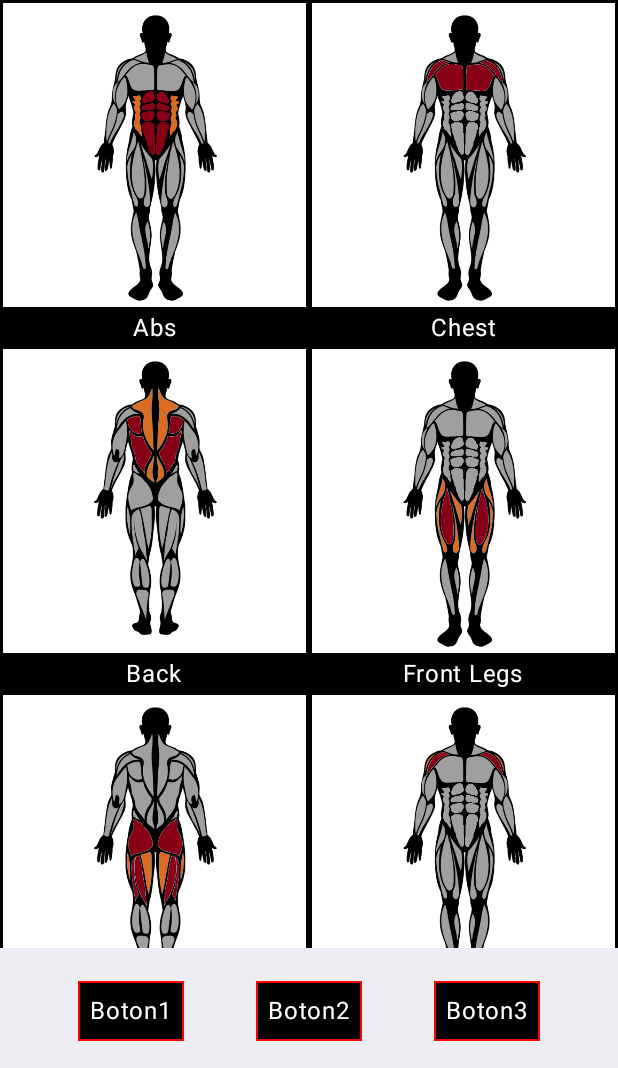
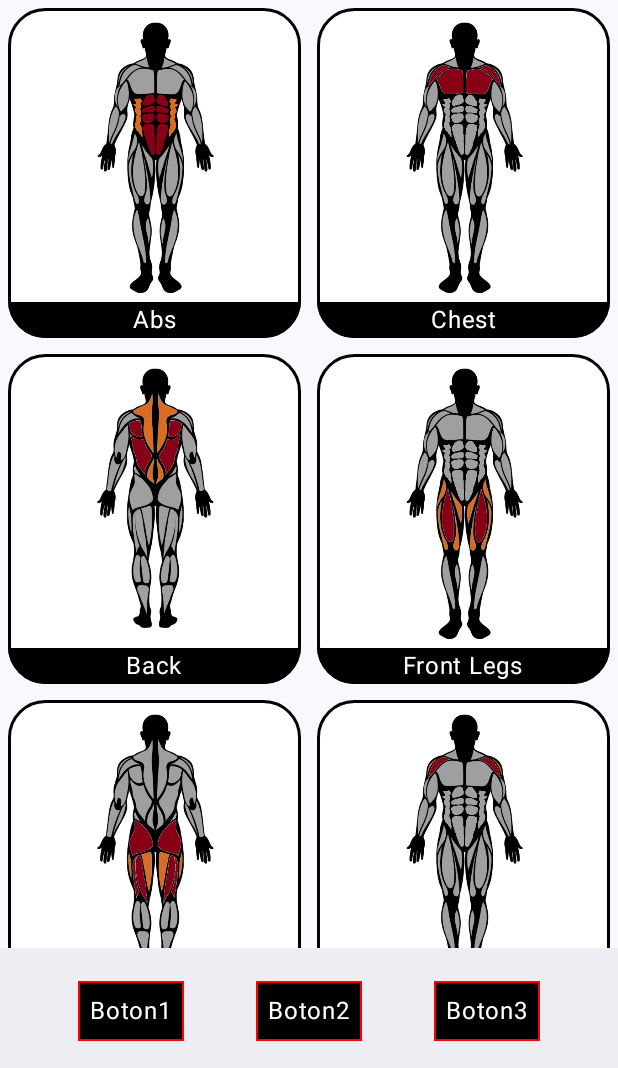
Before and after one commit to Iagofdez99/FitTrack, an Android app built with Jetpack Compose: the screen it shows after launch (MainActivity), on a phone screen of 412 x 824 dp, the part 168-1236 px from its top. Run offline under Robolectric (Android 15) with nearby library versions, the phone set to English and light mode, and no system bars.

Commit message:
Cards&More

```diff
--- a/app/build.gradle.kts
+++ b/app/build.gradle.kts
@@ -66,4 +66,6 @@ dependencies {
     androidTestImplementation("androidx.compose.ui:ui-test-junit4")
     debugImplementation("androidx.compose.ui:ui-tooling")
     debugImplementation("androidx.compose.ui:ui-test-manifest")
+
+    implementation("androidx.navigation:navigation-compose:2.5.3")
 }
--- a/app/src/main/java/com/iagofdezperez/fittrack/MainActivity.kt
+++ b/app/src/main/java/com/iagofdezperez/fittrack/MainActivity.kt
@@ -3,7 +3,11 @@ package com.iagofdezperez.fittrack
 import android.os.Bundle
 import androidx.activity.ComponentActivity
 import androidx.activity.compose.setContent
-import com.iagofdezperez.fittrack.ui.MainScreen
+import androidx.navigation.compose.NavHost
+import androidx.navigation.compose.composable
+import androidx.navigation.compose.rememberNavController
+import com.iagofdezperez.fittrack.ui.screens.details.DetailScreen
+import com.iagofdezperez.fittrack.ui.screens.main.MainScreen
 import com.iagofdezperez.fittrack.ui.theme.FitTrackTheme
 
 class MainActivity : ComponentActivity() {
@@ -11,7 +15,16 @@ class MainActivity : ComponentActivity() {
         super.onCreate(savedInstanceState)
         setContent {
             FitTrackTheme {
-                MainScreen()
+                val navController = rememberNavController()
+
+                NavHost(navController = navController,startDestination = "main"){
+                    composable("main"){
+                        MainScreen()
+                    }
+                    composable("detail"){
+                        DetailScreen()
+                    }
+                }
             }
         }
     }
--- a/app/src/main/java/com/iagofdezperez/fittrack/ui/WorkoutScreen.kt
+++ b/app/src/main/java/com/iagofdezperez/fittrack/ui/WorkoutScreen.kt
@@ -1,6 +1,7 @@
 package com.iagofdezperez.fittrack.ui
 
 import androidx.annotation.DrawableRes
+import androidx.compose.foundation.BorderStroke
 import androidx.compose.foundation.Image
 import androidx.compose.foundation.background
 import androidx.compose.foundation.border
@@ -8,9 +9,13 @@ import androidx.compose.foundation.clickable
 import androidx.compose.foundation.layout.Box
 import androidx.compose.foundation.layout.Column
 import androidx.compose.foundation.layout.fillMaxSize
+import androidx.compose.foundation.layout.padding
 import androidx.compose.foundation.lazy.grid.GridCells
 import androidx.compose.foundation.lazy.grid.LazyVerticalGrid
 import androidx.compose.foundation.lazy.grid.items
+import androidx.compose.foundation.shape.RoundedCornerShape
+import androidx.compose.material3.Card
+import androidx.compose.material3.CardElevation
 import androidx.compose.material3.Text
 import androidx.compose.runtime.Composable
 import androidx.compose.ui.Alignment
@@ -36,10 +41,14 @@ fun WorkoutScreen(
 
 @Composable
 fun WorkoutCard(name: String, @DrawableRes image: Int) {
-    Column {
+    Card(
+        modifier = Modifier.padding(5.dp),
+        shape = RoundedCornerShape(25.dp),
+        border = BorderStroke(2.dp,Color.Black),
+    ){
+        Column{
             Box(
-            modifier = Modifier.border(2.dp, color = Color.Black)
-                .clickable {  }
+                modifier = Modifier.clickable { }
             ) {
                 Image(
                     painter = painterResource(id = image),
@@ -59,3 +68,4 @@ fun WorkoutCard(name: String, @DrawableRes image: Int) {
             }
         }
     }
+    }
--- a/app/src/main/java/com/iagofdezperez/fittrack/ui/MainScreen.kt
+++ b/app/src/main/java/com/iagofdezperez/fittrack/ui/screens/main/MainScreen.kt
@@ -1,9 +1,12 @@
-package com.iagofdezperez.fittrack.ui
+package com.iagofdezperez.fittrack.ui.screens.main
 
 import androidx.compose.foundation.layout.padding
 import androidx.compose.material3.Scaffold
 import androidx.compose.runtime.Composable
 import androidx.compose.ui.Modifier
+import com.iagofdezperez.fittrack.ui.WorkoutScreen
+import com.iagofdezperez.fittrack.ui.WorkoutsBottomAppBar
+import com.iagofdezperez.fittrack.ui.WorkoutsTopAppBar
 
 @Composable
 public fun MainScreen() {
```
Also changed, not shown: app/src/main/java/com/iagofdezperez/fittrack/ui/screens/details/DetailScreen.kt (added, +24 -0 lines). Lines whose indentation alone changed are shown as unchanged.
